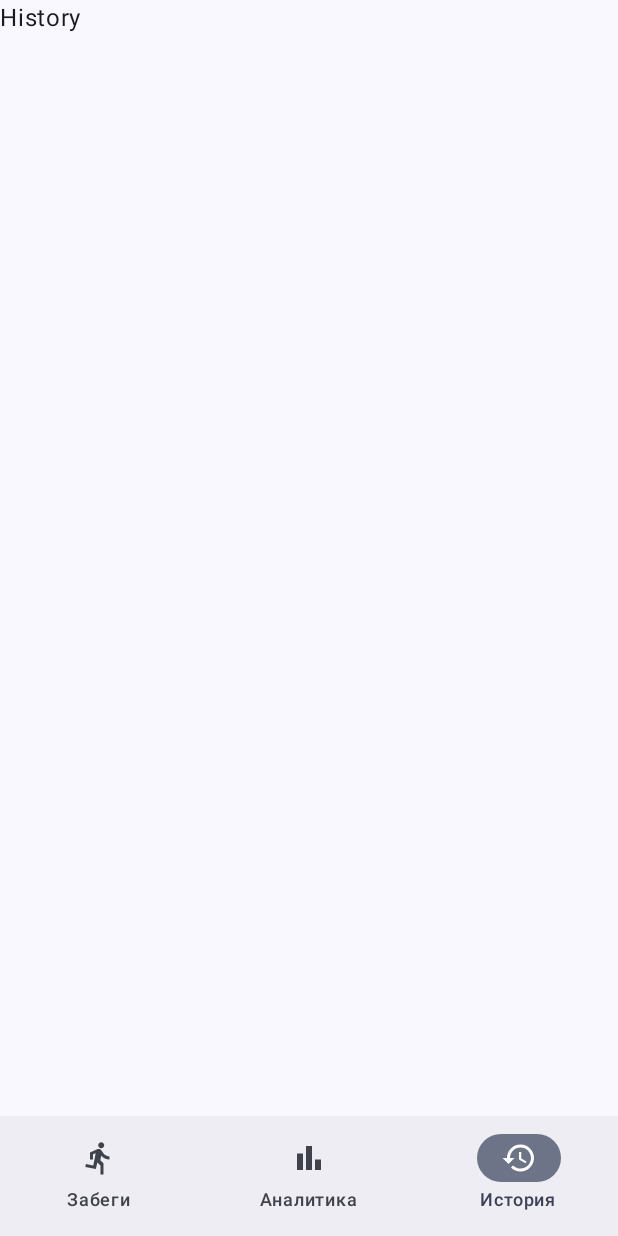
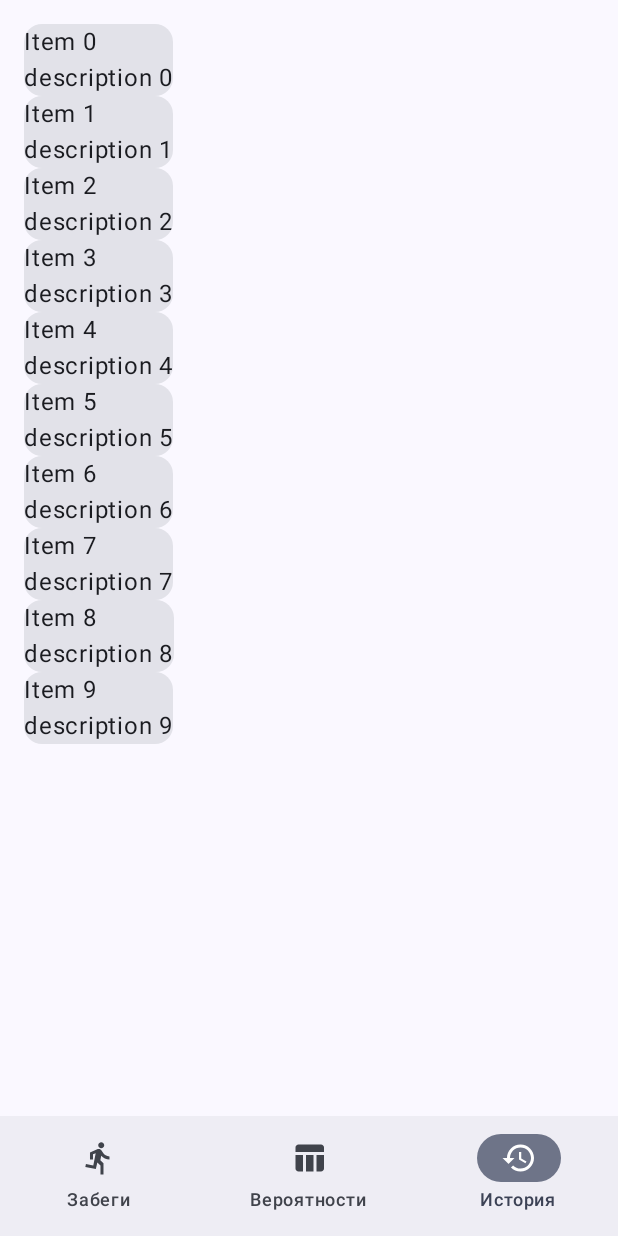
Before and after one commit to jmblx/DGTU-SPRING2025, an Android app built with Jetpack Compose: the screen it shows after launch (MainActivity), item 3 of the bottom bar chosen, on a phone screen of 412 x 824 dp. Run offline under Robolectric (Android 15) with nearby library versions, the phone set to English and light mode, and no system bars.

Commit message:
added tables and visualizations (without chart)

```diff
--- a/mobile/app/build.gradle.kts
+++ b/mobile/app/build.gradle.kts
@@ -63,4 +63,5 @@ dependencies {
     implementation(libs.kotlinx.serialization.json)
     implementation(libs.androidx.material.icons.core)
     implementation(libs.androidx.material.icons.extended)
+    implementation(libs.beetablescompose)
 }
--- a/mobile/app/src/main/java/bob/colbaskin/dgtu_spring2025/MainActivity.kt
+++ b/mobile/app/src/main/java/bob/colbaskin/dgtu_spring2025/MainActivity.kt
@@ -4,18 +4,7 @@ import android.os.Bundle
 import androidx.activity.ComponentActivity
 import androidx.activity.compose.setContent
 import androidx.activity.enableEdgeToEdge
-import androidx.compose.foundation.layout.Box
-import androidx.compose.foundation.layout.padding
-import androidx.compose.material3.Scaffold
-import androidx.compose.material3.Text
-import androidx.compose.runtime.Composable
-import androidx.compose.ui.Alignment
-import androidx.compose.ui.Modifier
-import androidx.navigation.compose.composable
-import androidx.navigation.compose.NavHost
-import androidx.navigation.compose.rememberNavController
-import bob.colbaskin.dgtu_spring2025.navigation.BottomNavBar
-import bob.colbaskin.dgtu_spring2025.navigation.Screens
+import bob.colbaskin.dgtu_spring2025.navigation.AppNavHost
 import bob.colbaskin.dgtu_spring2025.ui.theme.DGTUSPRING2025Theme
 
 class MainActivity : ComponentActivity() {
@@ -29,35 +18,3 @@ class MainActivity : ComponentActivity() {
         }
     }
 }
-
-@Composable
-fun AppNavHost() {
-    val navController = rememberNavController()
-    Scaffold (
-        bottomBar = { BottomNavBar(navController = navController) }
-    ) { innerPadding ->
-        NavHost(
-            navController = navController,
-            startDestination = Screens.Races.route,
-            modifier = Modifier.padding(innerPadding)
-        ) {
-            composable(route = Screens.Races.route) {
-                Box(contentAlignment = Alignment.Center) {
-                    Text("Races")
-                }
-            }
-
-            composable(route = Screens.Analytics.route) {
-                Box(contentAlignment = Alignment.Center) {
-                    Text("Analytics")
-                }
-            }
-
-            composable(route = Screens.History.route) {
-                Box(contentAlignment = Alignment.Center) {
-                    Text("History")
-                }
-            }
-        }
-    }
-}
--- /dev/null
+++ b/mobile/app/src/main/java/bob/colbaskin/dgtu_spring2025/history/presentation/HistoryScreen.kt
@@ -0,0 +1,27 @@
+package bob.colbaskin.dgtu_spring2025.history.presentation
+
+import androidx.compose.foundation.layout.Column
+import androidx.compose.foundation.layout.fillMaxSize
+import androidx.compose.foundation.layout.padding
+import androidx.compose.foundation.lazy.LazyColumn
+import androidx.compose.material3.Card
+import androidx.compose.material3.Text
+import androidx.compose.runtime.Composable
+import androidx.compose.ui.Modifier
+import androidx.compose.ui.unit.dp
+
+@Composable
+fun HistoryScreen() {
+    LazyColumn(
+        modifier = Modifier.fillMaxSize().padding(16.dp)
+    ) {
+        items(10) {
+            Card {
+                Column {
+                    Text(text = "Item $it")
+                    Text(text = "description $it")
+                }
+            }
+        }
+    }
+}
--- /dev/null
+++ b/mobile/app/src/main/java/bob/colbaskin/dgtu_spring2025/navigation/AppNavHost.kt
@@ -0,0 +1,47 @@
+package bob.colbaskin.dgtu_spring2025.navigation
+
+import androidx.compose.foundation.layout.Box
+import androidx.compose.foundation.layout.padding
+import androidx.compose.material3.Scaffold
+import androidx.compose.runtime.Composable
+import androidx.compose.ui.Alignment
+import androidx.compose.ui.Modifier
+import androidx.navigation.compose.NavHost
+import androidx.navigation.compose.composable
+import androidx.navigation.compose.rememberNavController
+import bob.colbaskin.dgtu_spring2025.history.presentation.HistoryScreen
+import bob.colbaskin.dgtu_spring2025.probabilities.presentation.ProbabilitiesScreen
+import bob.colbaskin.dgtu_spring2025.races.presentation.RacesScreen
+
+@Composable
+fun AppNavHost() {
+    val navController = rememberNavController()
+    Scaffold (
+        bottomBar = { BottomNavBar(navController = navController) }
+    ) { innerPadding ->
+        NavHost(
+            navController = navController,
+            startDestination = Screens.Races.route,
+            modifier = Modifier
+                .padding(innerPadding)
+        ) {
+            composable(route = Screens.Races.route) {
+                Box(contentAlignment = Alignment.Center) {
+                    RacesScreen()
+                }
+            }
+
+            composable(route = Screens.Analytics.route) {
+                Box(contentAlignment = Alignment.Center) {
+                    ProbabilitiesScreen()
+                }
+            }
+
+            composable(route = Screens.History.route) {
+                Box(contentAlignment = Alignment.Center) {
+                    HistoryScreen()
+                }
+            }
+        }
+    }
+}
--- a/mobile/app/src/main/java/bob/colbaskin/dgtu_spring2025/navigation/BottomNavBar.kt
+++ b/mobile/app/src/main/java/bob/colbaskin/dgtu_spring2025/navigation/BottomNavBar.kt
@@ -42,7 +42,7 @@ fun BottomNavBar(navController: NavHostController) {
 fun RowScope.AddItem(
     screen: Screens,
     currentDestination: NavDestination?,
-    navController: NavHostController
+    navController: NavHostController,
 ) {
     NavigationBarItem(
         selected = currentDestination?.hierarchy?.any {
@@ -60,6 +60,6 @@ fun RowScope.AddItem(
                 contentDescription = null
             )
         },
-        label = { Text(screen.label) },
+        label = { Text(screen.label) }
     )
 }
--- a/mobile/app/src/main/java/bob/colbaskin/dgtu_spring2025/navigation/Screens.kt
+++ b/mobile/app/src/main/java/bob/colbaskin/dgtu_spring2025/navigation/Screens.kt
@@ -2,8 +2,8 @@ package bob.colbaskin.dgtu_spring2025.navigation
 
 import androidx.compose.material.icons.Icons
 import androidx.compose.material.icons.automirrored.filled.DirectionsRun
-import androidx.compose.material.icons.filled.BarChart
 import androidx.compose.material.icons.filled.History
+import androidx.compose.material.icons.filled.TableChart
 import androidx.compose.ui.graphics.vector.ImageVector
 
 sealed class Screens (
@@ -12,6 +12,6 @@ sealed class Screens (
     val icon: ImageVector
 ) {
     data object Races: Screens("races", "Забеги", Icons.AutoMirrored.Filled.DirectionsRun)
-    data object Analytics: Screens("analytics", "Аналитика", Icons.Default.BarChart)
+    data object Analytics: Screens("probabilities", "Вероятности", Icons.Default.TableChart)
     data object History: Screens("history", "История", Icons.Default.History)
 }
--- /dev/null
+++ b/mobile/app/src/main/java/bob/colbaskin/dgtu_spring2025/races/presentation/RaceAnimationScreen.kt
@@ -0,0 +1,112 @@
+package bob.colbaskin.dgtu_spring2025.races.presentation
+
+import android.annotation.SuppressLint
+import android.util.Log
+import androidx.compose.animation.core.Animatable
+import androidx.compose.animation.core.LinearEasing
+import androidx.compose.animation.core.RepeatMode
+import androidx.compose.animation.core.VectorConverter
+import androidx.compose.animation.core.animateDp
+import androidx.compose.animation.core.infiniteRepeatable
+import androidx.compose.animation.core.tween
+import androidx.compose.animation.core.updateTransition
+import androidx.compose.foundation.background
+import androidx.compose.foundation.border
+import androidx.compose.foundation.layout.Arrangement
+import androidx.compose.foundation.layout.Box
+import androidx.compose.foundation.layout.BoxWithConstraints
+import androidx.compose.foundation.layout.Column
+import androidx.compose.foundation.layout.fillMaxSize
+import androidx.compose.foundation.layout.fillMaxWidth
+import androidx.compose.foundation.layout.height
+import androidx.compose.foundation.layout.offset
+import androidx.compose.foundation.layout.padding
+import androidx.compose.foundation.shape.RoundedCornerShape
+import androidx.compose.material3.Button
+import androidx.compose.material3.Text
+import androidx.compose.runtime.Composable
+import androidx.compose.runtime.LaunchedEffect
+import androidx.compose.runtime.getValue
+import androidx.compose.runtime.mutableIntStateOf
+import androidx.compose.runtime.mutableStateOf
+import androidx.compose.runtime.remember
+import androidx.compose.runtime.rememberCoroutineScope
+import androidx.compose.runtime.setValue
+import androidx.compose.ui.Alignment
+import androidx.compose.ui.Modifier
+import androidx.compose.ui.draw.clip
+import androidx.compose.ui.geometry.Offset
+import androidx.compose.ui.graphics.Color
+import androidx.compose.ui.layout.onGloballyPositioned
+import androidx.compose.ui.platform.LocalDensity
+import androidx.compose.ui.tooling.preview.Preview
+import androidx.compose.ui.unit.IntOffset
+import androidx.compose.ui.unit.dp
+import androidx.compose.ui.unit.sp
+import kotlinx.coroutines.launch
+
+@Composable
+fun RaceAnimationScreen() {
+    RaceSimulation()
+}
+
+@SuppressLint("UnusedBoxWithConstraintsScope")
+@Composable
+fun RaceSimulation() {
+    val icons = listOf("🔴", "🔵", "🟡", "🟢", "🟣", "⚫")
+    var isAnimated by remember { mutableStateOf(false) }
+    val iconTransition = updateTransition(targetState = isAnimated)
+    var boxWidth by remember { mutableStateOf(0.dp) }
+    val density = LocalDensity.current.density
+    val textSizeInDp = (26 * density).dp
+    val iconXOffset by iconTransition.animateDp(
+        transitionSpec = { tween(easing = LinearEasing) }
+    ) { isAnimatedState ->
+        if (!isAnimatedState) 0.dp else boxWidth - textSizeInDp
+    }
+
+    Column(
+        modifier = Modifier
+            .fillMaxSize()
+            .padding(16.dp),
+        verticalArrangement = Arrangement.spacedBy(16.dp),
+        horizontalAlignment = Alignment.CenterHorizontally
+    ) {
+        repeat(6) { index ->
+            BoxWithConstraints (
+                modifier = Modifier
+                    .fillMaxWidth()
+                    .height(50.dp)
+                    .clip(RoundedCornerShape(24.dp))
+                    .background(Color(0xFF823E39))
+                    .border(1.dp, Color.White, RoundedCornerShape(24.dp))
+
+            ) {
+                Text(
+                    icons[index],
+                    modifier = Modifier
+                        .align(Alignment.CenterStart)
+                        .padding(horizontal = 16.dp)
+                        .offset(x = iconXOffset)
+                        .onGloballyPositioned {
+                            boxWidth = maxWidth
+                            Log.d("RaceAnimationScreen", "boxWidth = $boxWidth")
+                        },
+                    fontSize = 32.sp
+                )
+            }
+        }
+        Button(
+            onClick = { isAnimated = !isAnimated },
+            enabled = !isAnimated
+        ) {
+            Text("Начать симуляцию!")
+        }
+    }
+}
+
+@Preview
+@Composable
+fun RaceAnimationScreenPreview() {
+    RaceAnimationScreen()
+}
--- /dev/null
+++ b/mobile/app/src/main/java/bob/colbaskin/dgtu_spring2025/races/presentation/RacesScreen.kt
@@ -0,0 +1,24 @@
+package bob.colbaskin.dgtu_spring2025.races.presentation
+
+import androidx.compose.material3.Text
+import androidx.compose.runtime.Composable
+import bob.colbaskin.dgtu_spring2025.utils.TabItem
+import bob.colbaskin.dgtu_spring2025.utils.TabScreen
+
+@Composable
+fun RacesScreen() {
+    val tabs = listOf(
+        TabItem(0, "Анимация забега"),
+        TabItem(1, "Статистика забега")
+    )
+
+    TabScreen(
+        tabs = tabs
+    ) { selectedTabIndex ->
+        when (selectedTabIndex) {
+            0 -> RaceAnimationScreen()
+            1 -> RaceAnalyticsScreen()
+            else -> Text("Неизвестная вкладка")
+        }
+    }
+}
--- /dev/null
+++ b/mobile/app/src/main/java/bob/colbaskin/dgtu_spring2025/utils/TabScreen.kt
@@ -0,0 +1,104 @@
+package bob.colbaskin.dgtu_spring2025.utils
+
+import androidx.compose.foundation.layout.Arrangement
+import androidx.compose.foundation.layout.Box
+import androidx.compose.foundation.layout.Column
+import androidx.compose.foundation.layout.PaddingValues
+import androidx.compose.foundation.layout.Row
+import androidx.compose.foundation.layout.fillMaxSize
+import androidx.compose.foundation.layout.fillMaxWidth
+import androidx.compose.foundation.layout.height
+import androidx.compose.foundation.layout.padding
+import androidx.compose.material3.Button
+import androidx.compose.material3.ButtonDefaults
+import androidx.compose.material3.MaterialTheme
+import androidx.compose.material3.Text
+import androidx.compose.runtime.Composable
+import androidx.compose.runtime.getValue
+import androidx.compose.runtime.mutableIntStateOf
+import androidx.compose.runtime.remember
+import androidx.compose.runtime.setValue
+import androidx.compose.ui.Alignment
+import androidx.compose.ui.Modifier
+import androidx.compose.ui.graphics.Color
+import androidx.compose.ui.text.TextStyle
+import androidx.compose.ui.text.font.FontWeight
+import androidx.compose.ui.text.style.TextAlign
+import androidx.compose.ui.unit.dp
+
+data class TabItem(
+    val index: Int,
+    val title: String
+)
+
+@Composable
+fun TabScreen(
+    tabs: List<TabItem>,
+    content: @Composable (selectedTabIndex: Int) -> Unit
+) {
+    var selectedTabIndex by remember { mutableIntStateOf(0) }
+
+    Column(
+        modifier = Modifier
+            .fillMaxSize()
+            .padding(16.dp)
+    ) {
+        Row(
+            modifier = Modifier
+                .fillMaxWidth()
+                .padding(bottom = 16.dp),
+            horizontalArrangement = Arrangement.spacedBy(8.dp)
+        ) {
+            tabs.forEach { tab ->
+                TabButton(
+                    text = tab.title,
+                    isSelected = selectedTabIndex == tab.index,
+                    onClick = {
+                        selectedTabIndex = tab.index
+                    },
+                    modifier = Modifier.weight(1f)
+                )
+            }
+        }
+
+        Box(
+            modifier = Modifier
+                .fillMaxSize()
+                .padding(16.dp)
+        ) {
+            content(selectedTabIndex)
+        }
+    }
+}
+
+@Composable
+fun TabButton(
+    text: String,
+    isSelected: Boolean,
+    onClick: () -> Unit,
+    modifier: Modifier = Modifier
+) {
+    Button(
+        onClick = onClick,
+        colors = ButtonDefaults.buttonColors(
+            containerColor = if (isSelected) Color(0xFF3AC6FF) else Color(0xFF2E2E2E)
+        ),
+        shape = MaterialTheme.shapes.small,
+        contentPadding = PaddingValues(8.dp),
+        modifier = modifier.height(48.dp)
+    ) {
+        Box(
+            modifier = Modifier.fillMaxSize(),
+            contentAlignment = Alignment.Center
+        ) {
+            Text(
+                text = text,
+                style = TextStyle(
+                    color = Color.White,
+                    fontWeight = FontWeight.Bold
+                ),
+                textAlign = TextAlign.Center
+            )
+        }
+    }
+}
--- a/mobile/app/src/main/res/values/themes.xml
+++ b/mobile/app/src/main/res/values/themes.xml
@@ -1,7 +1,13 @@
 <?xml version="1.0" encoding="utf-8"?>
 <resources>
 
-    <style name="Theme.DGTUSPRING2025" parent="android:Theme.Material.Light.NoActionBar" />
+    <style name="Theme.DGTUSPRING2025" parent="android:Theme.Material.Light.NoActionBar">
+        <item name="android:statusBarColor">#FF191919</item>
+        <item name="android:windowBackground">#FF191919</item>
+
+        <item name="android:windowIsTranslucent">true</item>
+        <item name="android:windowDisablePreview">true</item>
+    </style>
 
     <style name="Theme.SplashScreen" parent="android:Theme.Material.Light.NoActionBar">
         <item name="android:statusBarColor">#FF191919</item>
--- a/mobile/gradle/libs.versions.toml
+++ b/mobile/gradle/libs.versions.toml
@@ -1,10 +1,12 @@
 [versions]
 agp = "8.9.1"
+beetablescompose = "1.2.0"
 kotlin = "2.1.0"
 coreKtx = "1.15.0"
 junit = "4.13.2"
 junitVersion = "1.2.1"
 espressoCore = "3.6.1"
+kotlinReflect = "2.0.21"
 lifecycleRuntimeKtx = "2.8.7"
 activityCompose = "1.10.1"
 composeBom = "2025.03.01"
@@ -41,6 +43,7 @@ jetbrainsKotlinJvm = "2.0.0"
 androidx-core-ktx = { group = "androidx.core", name = "core-ktx", version.ref = "coreKtx" }
 androidx-material-icons-core = { module = "androidx.compose.material:material-icons-core", version.ref = "materialIconsCore" }
 androidx-material-icons-extended = { module = "androidx.compose.material:material-icons-extended", version.ref = "materialIconsCore" }
+beetablescompose = { module = "com.github.Breens-Mbaka:BeeTablesCompose", version.ref = "beetablescompose" }
 junit = { group = "junit", name = "junit", version.ref = "junit" }
 androidx-junit = { group = "androidx.test.ext", name = "junit", version.ref = "junitVersion" }
 androidx-espresso-core = { group = "androidx.test.espresso", name = "espresso-core", version.ref = "espressoCore" }
@@ -63,6 +66,7 @@ hilt-android-compiler = { module = "com.google.dagger:hilt-android-compiler", ve
 hilt-android = { module = "com.google.dagger:hilt-android", version.ref = "hiltAndroid" }
 
 # Retrofit + OkHttp
+kotlin-reflect = { module = "org.jetbrains.kotlin:kotlin-reflect", version.ref = "kotlinReflect" }
 retrofit = { module = "com.squareup.retrofit2:retrofit", version.ref = "retrofit" }
 okhttp = { module = "com.squareup.okhttp3:okhttp", version.ref = "okhttp" }
 
--- a/mobile/settings.gradle.kts
+++ b/mobile/settings.gradle.kts
@@ -16,6 +16,7 @@ dependencyResolutionManagement {
     repositories {
         google()
         mavenCentral()
+        maven(url = "https://jitpack.io")
     }
 }
 
```
Also changed, not shown: mobile/app/src/main/java/bob/colbaskin/dgtu_spring2025/probabilities/domain/models/Probability.kt (added, +40 -0 lines), mobile/app/src/main/java/bob/colbaskin/dgtu_spring2025/probabilities/presentation/FirstSecondPlaceProbability.kt (added, +37 -0 lines), mobile/app/src/main/java/bob/colbaskin/dgtu_spring2025/probabilities/presentation/PlacementProbabilities.kt (added, +38 -0 lines), mobile/app/src/main/java/bob/colbaskin/dgtu_spring2025/probabilities/presentation/ProbabilitiesScreen.kt (added, +26 -0 lines), mobile/app/src/main/java/bob/colbaskin/dgtu_spring2025/probabilities/presentation/Top2or3Probability.kt (added, +42 -0 lines), mobile/app/src/main/java/bob/colbaskin/dgtu_spring2025/races/presentation/RaceAnalyticsScreen.kt (added, +51 -0 lines).
